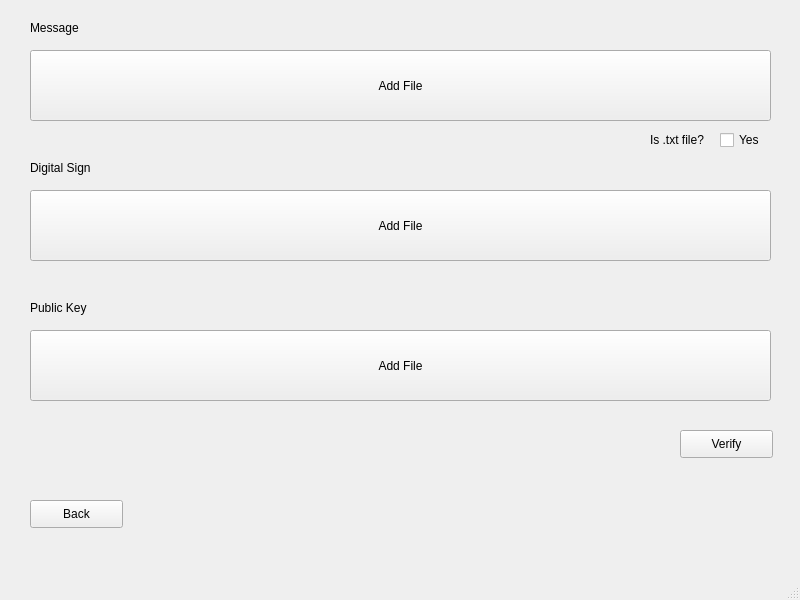
Old version of the form verify.ui in the repository graell12/Tucil3Kripto.
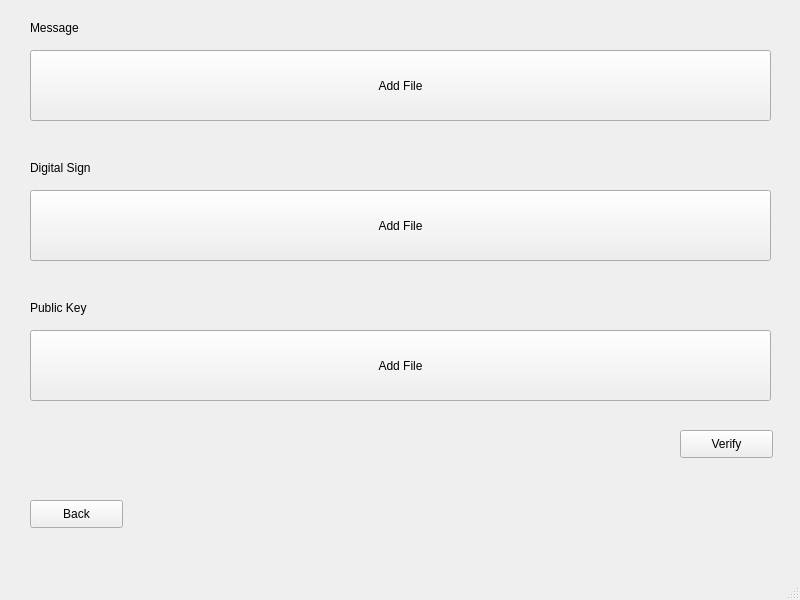
New version of the form.

```diff
--- a/verify.ui
+++ b/verify.ui
@@ -121,27 +121,14 @@
    <widget class="QLabel" name="label_3">
     <property name="geometry">
      <rect>
-      <x>650</x>
-      <y>130</y>
-      <width>61</width>
+      <x>30</x>
+      <y>430</y>
+      <width>641</width>
       <height>20</height>
      </rect>
     </property>
     <property name="text">
-     <string>Is .txt file?</string>
-    </property>
-   </widget>
-   <widget class="QCheckBox" name="checkBox">
-    <property name="geometry">
-     <rect>
-      <x>720</x>
-      <y>130</y>
-      <width>51</width>
-      <height>20</height>
-     </rect>
-    </property>
-    <property name="text">
-     <string>Yes</string>
+     <string/>
     </property>
    </widget>
   </widget>
```
Left out of the diff: 2 changed lines with no effect on the pictures.
